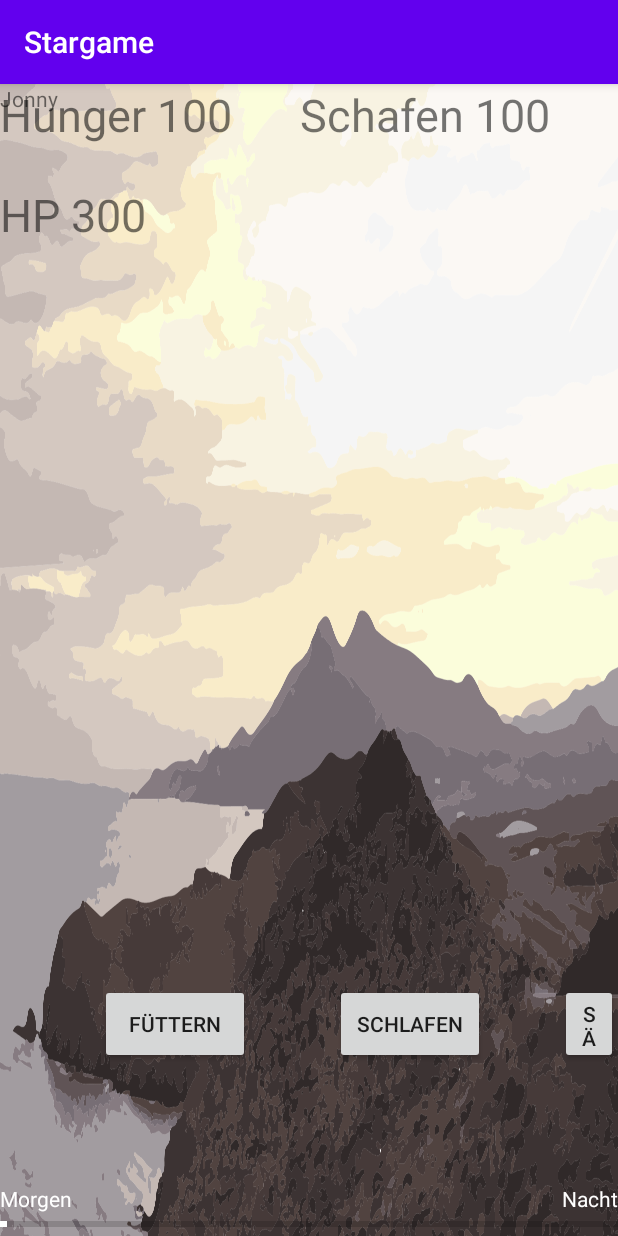
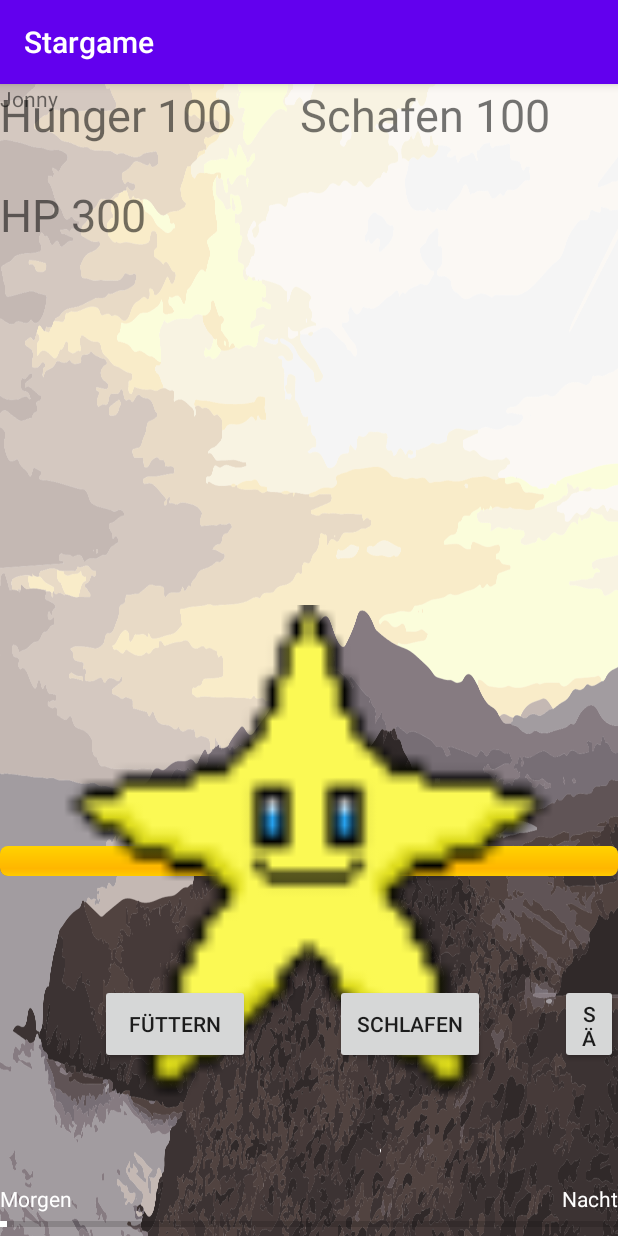
Before and after one commit to dennisbuckel/GameStar, an Android app: the GameActivity screen opened directly, with no data from a screen before it, on a phone screen of 412 x 824 dp. Run offline under Robolectric (Android 15) with nearby library versions, the phone set to English and light mode, and no system bars.

Commit message:
hpbar + Stern Image hinzugefügt

```diff
--- a/app/src/main/java/com/example/stargame/GameActivity.java
+++ b/app/src/main/java/com/example/stargame/GameActivity.java
@@ -28,6 +28,8 @@ public class GameActivity extends AppCompatActivity implements View.OnClickListe
     Button schlafen;
     Button saeubern;
 
+    ProgressBar hpbar;
+
     Charakter testCharakter = new Charakter();
 
     int counter = 0;
@@ -44,6 +46,8 @@ public class GameActivity extends AppCompatActivity implements View.OnClickListe
         setContentView(R.layout.gamelayout);
 
         herstellungDerSternes();
+
+        hpbar= (ProgressBar)findViewById(R.id.hpbar);
 
 
 
@@ -86,6 +90,9 @@ public class GameActivity extends AppCompatActivity implements View.OnClickListe
             handler.postDelayed(timer, 1000);
 
             int hp = testCharakter.getHp();
+            hpbar.setProgress(hp);
+
+
             if(hp==0) {
                 handler.removeCallbacks(timer);
                 sternIstGestorben();
--- a/app/src/main/res/layout/gamelayout.xml
+++ b/app/src/main/res/layout/gamelayout.xml
@@ -1,5 +1,6 @@
 <?xml version="1.0" encoding="utf-8"?>
 <RelativeLayout xmlns:android="http://schemas.android.com/apk/res/android"
+    xmlns:app="http://schemas.android.com/apk/res-auto"
     android:id="@+id/linear"
     android:layout_width="match_parent"
     android:layout_height="match_parent"
@@ -91,4 +92,24 @@
         android:textColor="@color/cardview_light_background"
         />
 
+    <ProgressBar
+        android:id="@+id/hpbar"
+        style="@android:style/Widget.ProgressBar.Horizontal"
+        android:layout_width="match_parent"
+        android:layout_height="wrap_content"
+        android:layout_alignParentStart="true"
+        android:layout_alignParentBottom="true"
+        android:layout_marginBottom="240dp"
+        android:max="300"
+        android:min="0" />
+
+    <ImageView
+        android:id="@+id/imageView"
+        android:layout_width="346dp"
+        android:layout_height="331dp"
+        android:layout_alignParentTop="true"
+        android:layout_centerHorizontal="true"
+        android:layout_marginTop="347dp"
+        app:srcCompat="@drawable/stern_phase3_1" />
+
 </RelativeLayout>
```
Also changed, not shown: app/src/main/res/drawable/stern_phase1.jpg (added), app/src/main/res/drawable/stern_phase3_1.png (added).
